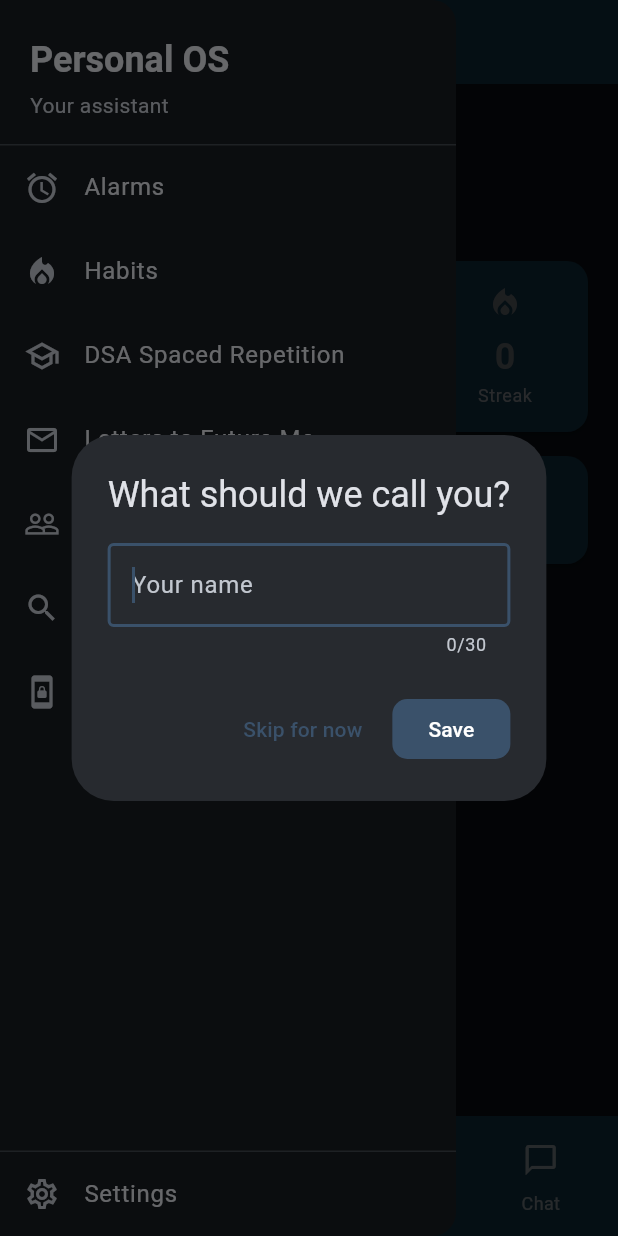
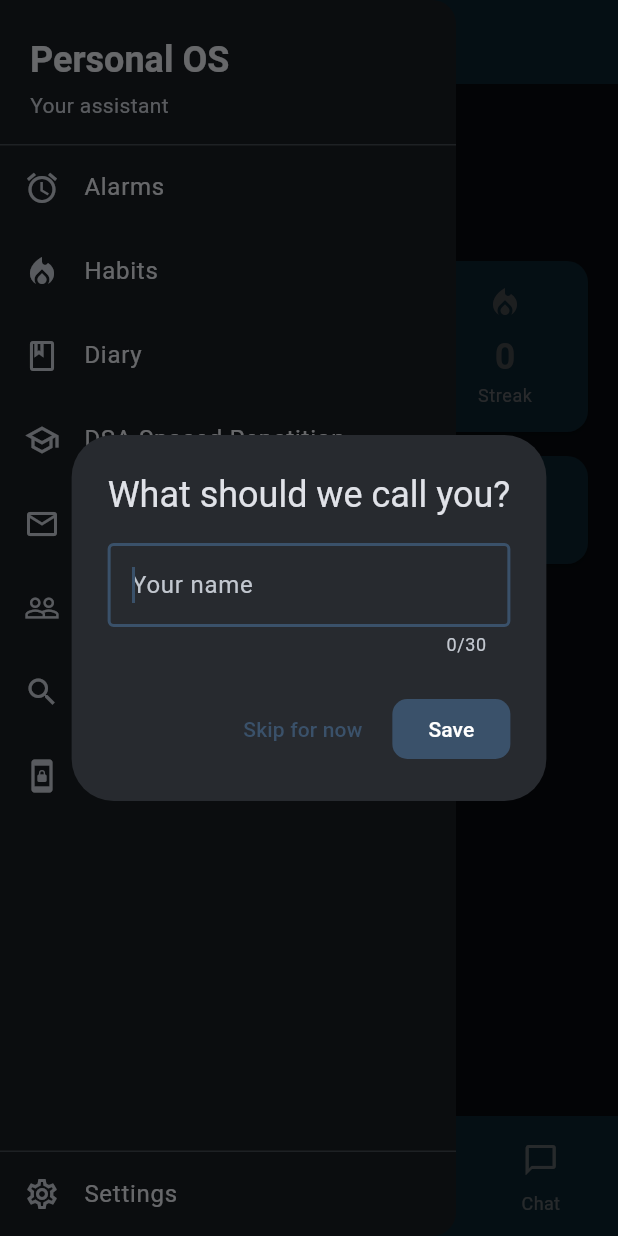
Before and after one commit to idontknow-you/personal_assistant, a Flutter app: the screen it shows once a user with an empty profile is signed in, with the side drawer open, on a phone screen of 412 x 824 dp. Run offline on Flutter 3.47's test engine with Material 3 defaults, Android fonts, the phone set to English and light mode, and no system bars; our stand-ins replace audioplayers, cloud_firestore, file_picker, firebase_auth, firebase_core, flutter_markdown and 6 more; missing offline and left inert: alarm; accounts and stored records are empty.

Commit message:
polish: diary in drawer, biometric label, friendlier errors, theme local cache
- Added Diary entry to side drawer
- Biometric toggle renamed to "Fingerprint / Face unlock" with clearer subtitle
- Friendlier error messages in Chat, Brain Dump auto-sort, People analysis
- Theme palette now cached locally (SharedPreferences) for offline persistence
- Palette loads instantly from local, then syncs from Firestore in background

🤖 Generated with Codebuff
Co-Authored-By: Codebuff <noreply@codebuff.com>

```diff
--- a/lib/screens/chat/chat_screen.dart
+++ b/lib/screens/chat/chat_screen.dart
@@ -176,7 +176,7 @@ class _ChatScreenState extends State<ChatScreen> {
       } else {
         _messages.add(_ChatMessage(
           role: 'model',
-          text: '⚠️ Could not reach the backend. Make sure it\'s running.',
+          text: '⚠️ Could not reach the AI backend. Check your internet connection or try again in a moment.'
         ));
       }
     });
--- a/lib/screens/home_shell.dart
+++ b/lib/screens/home_shell.dart
@@ -5,6 +5,7 @@ import 'today/today_screen.dart';
 import 'tasks/task_list_page.dart';
 import 'alarms/alarm_list_screen.dart';
 import 'habits/habit_list_page.dart';
+import 'notes/note_list_page.dart';
 import 'notes/brain_dump_page.dart';
 import 'notes/future_letter_list_page.dart';
 import 'settings/settings_screen.dart';
@@ -29,7 +30,7 @@ import '../services/dsa/dsa_problem_service.dart';
 
 enum _NavTab { today, tasks, brainDump, chat }
 
-enum _DrawerPage { alarms, habits, dsa, letters, people, search, doomScroll, settings }
+enum _DrawerPage { alarms, habits, diary, dsa, letters, people, search, doomScroll, settings }
 
 class HomeShell extends StatefulWidget {
   final String uid;
@@ -230,6 +231,9 @@ class _HomeShellState extends State<HomeShell> {
       case _DrawerPage.habits:
         screen = HabitListPage(habitService: _habitService);
         break;
+      case _DrawerPage.diary:
+        screen = NoteListPage(noteService: _noteService);
+        break;
       case _DrawerPage.letters:
         screen = FutureLetterListPage(letterService: _futureLetterService);
         break;
@@ -358,6 +362,11 @@ class _HomeShellState extends State<HomeShell> {
               onTap: () => _openDrawerPage(_DrawerPage.habits),
             ),
             ListTile(
+              leading: const Icon(Icons.book_outlined),
+              title: const Text('Diary'),
+              onTap: () => _openDrawerPage(_DrawerPage.diary),
+            ),
+            ListTile(
               leading: const Icon(Icons.school_outlined),
               title: const Text('DSA Spaced Repetition'),
               onTap: () => _openDrawerPage(_DrawerPage.dsa),
--- a/lib/screens/notes/brain_dump_page.dart
+++ b/lib/screens/notes/brain_dump_page.dart
@@ -63,7 +63,7 @@ class _BrainDumpPageState extends State<BrainDumpPage> {
 
       if (results == null) {
         ScaffoldMessenger.of(context).showSnackBar(
-          const SnackBar(content: Text('Auto-sort failed. Is the backend running?')),
+          const SnackBar(content: Text('Auto-sort failed. Check your internet connection and try again.')),
         );
         return;
       }
@@ -126,7 +126,7 @@ class _BrainDumpPageState extends State<BrainDumpPage> {
     } catch (e) {
       if (mounted) {
         ScaffoldMessenger.of(context).showSnackBar(
-          SnackBar(content: Text('Auto-sort error: $e')),
+          const SnackBar(content: Text('Something went wrong with auto-sort. Please try again.')),
         );
       }
     } finally {
--- a/lib/screens/people/people_screen.dart
+++ b/lib/screens/people/people_screen.dart
@@ -422,7 +422,7 @@ class _PersonDetailScreenState extends State<_PersonDetailScreen> {
       if (result == null) {
         ScaffoldMessenger.of(context).showSnackBar(
           const SnackBar(
-              content: Text('Analysis failed. Is the backend running?')),
+              content: Text('Analysis failed. Check your internet connection and try again.')),
         );
         setState(() => _analyzing = false);
         return;
@@ -447,7 +447,7 @@ class _PersonDetailScreenState extends State<_PersonDetailScreen> {
     } catch (e) {
       if (mounted) {
         ScaffoldMessenger.of(context).showSnackBar(
-          SnackBar(content: Text('Error: $e')),
+          const SnackBar(content: Text('Something went wrong. Please try again.')),
         );
         setState(() => _analyzing = false);
       }
--- a/lib/screens/settings/settings_screen.dart
+++ b/lib/screens/settings/settings_screen.dart
@@ -637,8 +637,8 @@ class _AppLockSectionState extends State<_AppLockSection> {
             if (_biometricAvailable)
               SwitchListTile(
                 secondary: const Icon(Icons.fingerprint),
-                title: const Text('Biometric unlock'),
-                subtitle: const Text('Use fingerprint or face to unlock'),
+                title: const Text('Fingerprint / Face unlock'),
+                subtitle: const Text('Use biometrics or device PIN to unlock'),
                 value: _biometricEnabled && _enabled,
                 onChanged: _enabled
                     ? (v) async {
```
